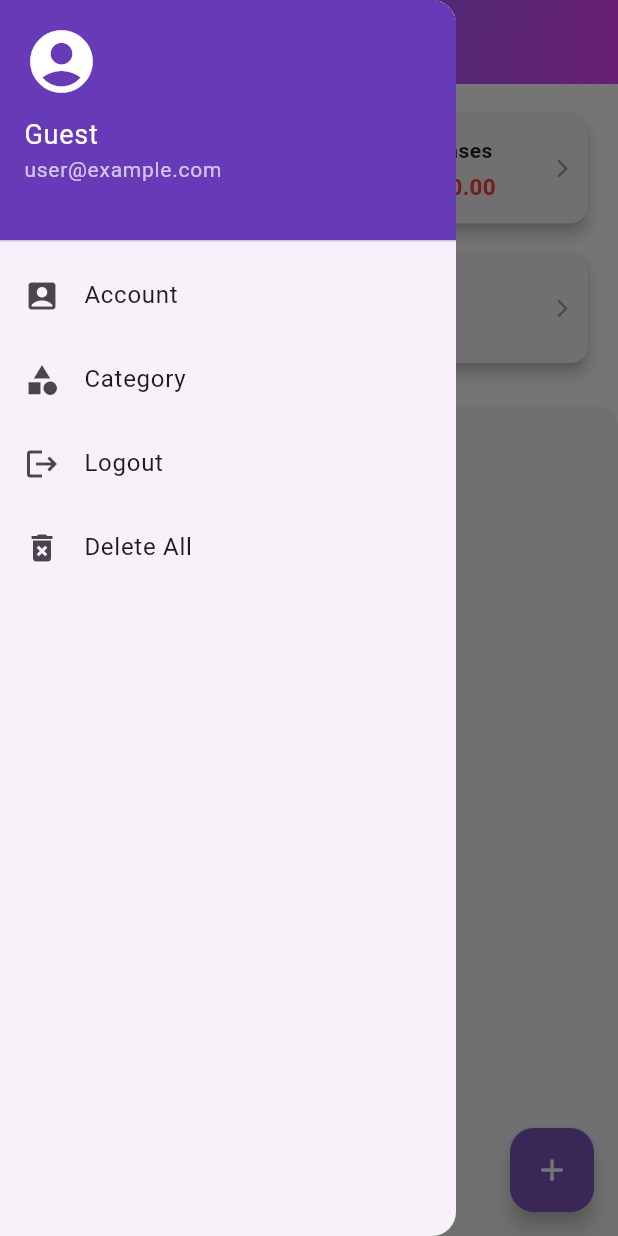
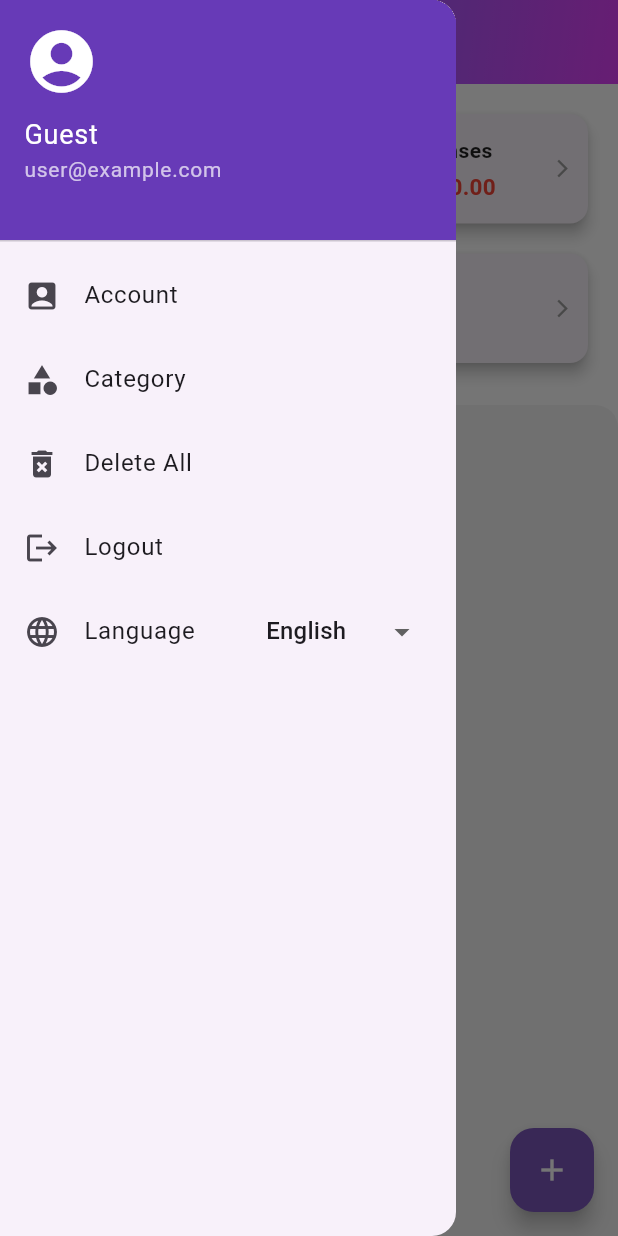
Before and after one commit to viollenaki/ADAY-project, a Flutter app: the HomeScreen screen opened directly, with the side drawer open, on a phone screen of 412 x 824 dp. Run offline on Flutter 3.47's test engine with Material 3 defaults, Android fonts, the light colour scheme and no system bars; our stand-ins replace fl_chart, sqflite; accounts and stored records are empty; network calls fail.

Commit message:
updated feautures by yntymak and dair

```diff
--- /dev/null
+++ b/lib/l10n/intl_en.arb
@@ -0,0 +1,6 @@
+{
+  "welcomeBack": "Welcome Back!",
+  "createAccount": "Create Account",
+  "language": "Language",
+  "logout": "Logout"
+}
--- /dev/null
+++ b/lib/l10n/intl_ky.arb
@@ -0,0 +1,6 @@
+{
+  "welcomeBack": "Кайра кош келиңиз!",
+  "createAccount": "Эсеп түзүү",
+  "language": "Тил",
+  "logout": "Чыгуу"
+}
--- /dev/null
+++ b/lib/l10n/intl_ru.arb
@@ -0,0 +1,6 @@
+{
+  "welcomeBack": "Добро пожаловать!",
+  "createAccount": "Зарегистрироваться",
+  "language": "Язык",
+  "logout": "Выйти"
+}
--- a/lib/main.dart
+++ b/lib/main.dart
@@ -1,4 +1,6 @@
 import 'package:flutter/material.dart';
+import 'package:flutter_localizations/flutter_localizations.dart';
+import 'package:personal_finance/generated/l10n.dart';
 import 'database/database_helper.dart';
 import 'pages/HomeScreen.dart';
 import 'pages/LogingRegister.dart';
@@ -18,22 +20,73 @@ void main() async {
   runApp(const MyApp());
 }
 
-class MyApp extends StatelessWidget {
+class MyApp extends StatefulWidget {
   const MyApp({super.key});
+
+  static void setLocale(BuildContext context, Locale newLocale) {
+    final _MyAppState? state = context.findAncestorStateOfType<_MyAppState>();
+    state?.setLocale(newLocale);
+  }
+
+  @override
+  State<MyApp> createState() => _MyAppState();
+}
+
+class _MyAppState extends State<MyApp> {
+  Locale? _locale;
+  //Locale _locale = const Locale('en'); // язык по умолчанию
+
+  void setLocale(Locale locale) {
+    setState(() {
+      _locale = locale;
+    });
+  }
 
   @override
   Widget build(BuildContext context) {
     return MaterialApp(
+      locale: _locale ?? WidgetsBinding.instance.window.locale,
+      //locale: _locale,
+      localizationsDelegates: const [
+        S.delegate,
+        GlobalMaterialLocalizations.delegate,
+        GlobalWidgetsLocalizations.delegate,
+        GlobalCupertinoLocalizations.delegate,
+      ],
+      supportedLocales: S.delegate.supportedLocales,
       title: 'Personal Finance',
       theme: ThemeData(
         colorScheme: ColorScheme.fromSeed(seedColor: Colors.deepPurple),
         useMaterial3: true,
       ),
       debugShowCheckedModeBanner: false,
-      home: const Loginregister(), // Start with Login/Register screen
+      home: const Loginregister(),
     );
   }
 }
+// class MyApp extends StatelessWidget {
+//   const MyApp({super.key});
+//
+//   @override
+//   Widget build(BuildContext context) {
+//     return MaterialApp(
+//       localizationsDelegates: const [
+//           S.delegate,
+//           GlobalMaterialLocalizations.delegate,
+//           GlobalWidgetsLocalizations.delegate,
+//           GlobalCupertinoLocalizations.delegate,
+//       ],
+//       supportedLocales: S.delegate.supportedLocales,
+//       title: 'Personal Finance',
+//       theme: ThemeData(
+//         colorScheme: ColorScheme.fromSeed(seedColor: Colors.deepPurple),
+//         useMaterial3: true,
+//       ),
+//       debugShowCheckedModeBanner: false,
+//       home: const Loginregister(), // Start with Login/Register screen
+//     );
+//   }
+// }
 
 class MainNavigationScreen extends StatefulWidget {
   const MainNavigationScreen({super.key});
--- a/lib/pages/HomeScreen.dart
+++ b/lib/pages/HomeScreen.dart
@@ -1,4 +1,5 @@
 import 'package:flutter/material.dart';
+import 'package:personal_finance/generated/l10n.dart';
 import 'package:personal_finance/pages/AddTransactionScreen.dart';
 import 'package:personal_finance/database/database_helper.dart';
 import 'package:personal_finance/widgets/summary_card.dart';
@@ -6,6 +7,7 @@ import 'package:personal_finance/pages/Category.dart';
 import 'package:personal_finance/database/globals.dart' as globals;
 import 'package:http/http.dart' as http;
 import 'package:xml/xml.dart';
+import '../main.dart';
 
 class HomeScreen extends StatefulWidget {
   const HomeScreen({super.key});
@@ -104,7 +106,6 @@ class _HomeScreenState extends State<HomeScreen> {
       final currencyRates = await getCurrencyRelativeToUSD();
       setState(() {
         globals.currency = currencyRates; // сохраняем в глобальную переменную
-        print(globals.currency);
       });
     } catch (e) {
       print('Ошибка при получении курса валют: $e');
@@ -557,14 +558,43 @@ class _HomeScreenState extends State<HomeScreen> {
             },
           ),
           ListTile(
+            leading: const Icon(Icons.delete_forever),
+            title: const Text('Delete All'),
+            onTap: _deleteAllTransactions,
+          ),
+          ListTile(
             leading: const Icon(Icons.logout),
-            title: const Text('Logout'),
+            title: Text(S.of(context).logout),
             onTap: _showLogoutDialog,
           ),
           ListTile(
-            leading: const Icon(Icons.delete_forever),
-            title: const Text('Delete All'),
-            onTap: _deleteAllTransactions,
+            leading: const Icon(Icons.language),
+            title: Text(S.of(context).language),
+            onTap: () {},
+            trailing: DropdownButton<Locale>(
+              underline: const SizedBox(),
+              value: Localizations.localeOf(context),
+              onChanged: (Locale? locale) {
+                if (locale != null) {
+                  MyApp.setLocale(context, locale);
+                  Navigator.pop(context); // Закрываем меню
+                }
+              },
+              items: const [
+                DropdownMenuItem(
+                  value: Locale('en'),
+                  child: Text('English'),
+                ),
+                DropdownMenuItem(
+                  value: Locale('ru'),
+                  child: Text('Русский'),
+                ),
+                DropdownMenuItem(
+                  value: Locale('ky'),
+                  child: Text('Кыргызча'),
+                ),
+              ],
+            ),
           ),
         ],
       ),
--- a/lib/pages/LogingRegister.dart
+++ b/lib/pages/LogingRegister.dart
@@ -1,6 +1,7 @@
 import 'package:flutter/material.dart';
 import 'package:personal_finance/database/database_helper.dart';
 import 'package:personal_finance/database/globals.dart';
+import 'package:personal_finance/generated/l10n.dart';
 import '../main.dart';
 
 class Loginregister extends StatefulWidget {
@@ -56,7 +57,7 @@ class _LoginregisterState extends State<Loginregister> {
                         ),
                         const SizedBox(height: 16),
                         Text(
-                          _isLogin ? "Welcome Back!" : "Create Account",
+                          _isLogin ? S.of(context).welcomeBack : S.of(context).createAccount,
                           style: const TextStyle(
                             fontSize: 24,
                             fontWeight: FontWeight.bold,
```
Also changed, not shown: pubspec.yaml (+5 -6 lines), lib/generated/intl/messages_all.dart (added), lib/generated/intl/messages_en.dart (added), lib/generated/intl/messages_ky.dart (added), lib/generated/intl/messages_ru.dart (added), lib/generated/l10n.dart (added), pubspec.lock, 72 other files.
